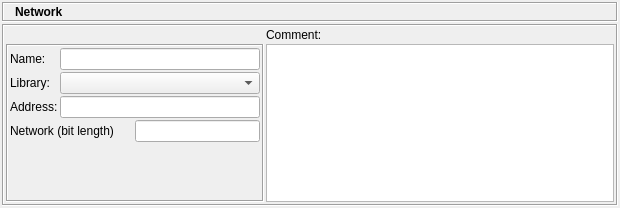
Before: the Qt Designer form src/gui/networkdialogipv6_q.ui in fwbuilder/fwbuilder, drawn with Qt 5.
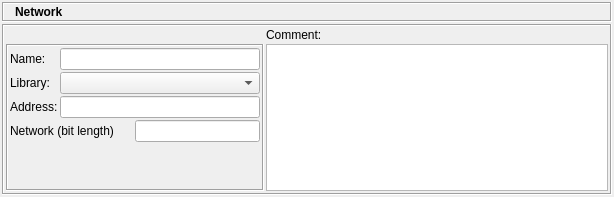
After: the same form once the commit is applied. Icons and pictures are not drawn.

```diff
--- a/src/gui/networkdialogipv6_q.ui
+++ b/src/gui/networkdialogipv6_q.ui
@@ -8,8 +8,8 @@
    <rect>
     <x>0</x>
     <y>0</y>
-    <width>620</width>
-    <height>208</height>
+    <width>614</width>
+    <height>197</height>
    </rect>
   </property>
   <property name="sizePolicy" >
@@ -375,7 +375,7 @@
              </layout>
             </widget>
            </item>
-           <item row="4" column="1" >
+           <item row="4" column="0" colspan="2" >
             <spacer>
              <property name="orientation" >
               <enum>Qt::Vertical</enum>
```
